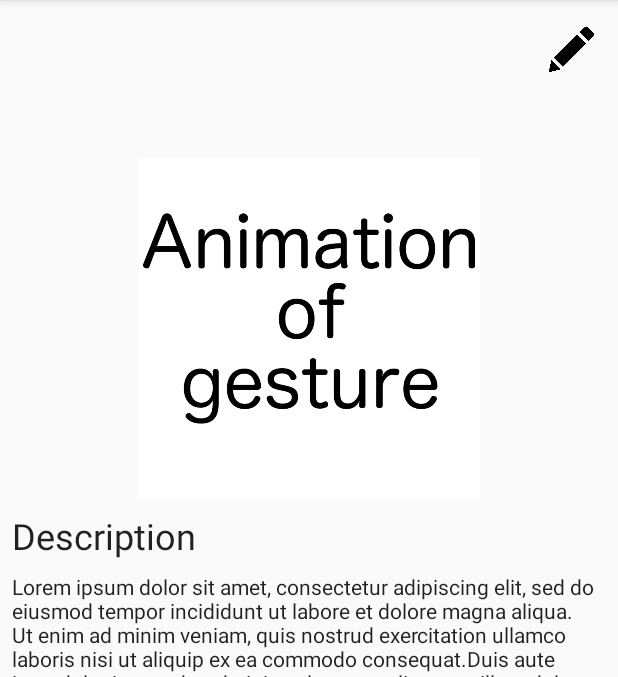
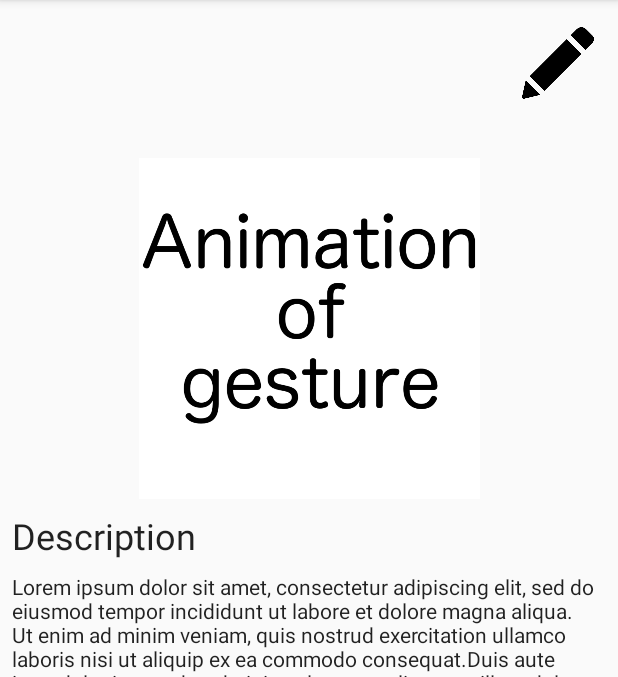
Before and after one commit to jesusjimsa/Geron, an Android app: the GestureDetails screen opened directly, with no data from a screen before it, on a phone screen of 412 x 824 dp, the part 84-761 px from its top. Run offline under Robolectric (Android 15) with nearby library versions, the phone set to English and light mode, and no system bars.

Commit message:
Accessibility fixed

```diff
--- a/Implementation/app/src/main/java/jesusjimsa/geco/CustomList.java
+++ b/Implementation/app/src/main/java/jesusjimsa/geco/CustomList.java
@@ -17,6 +17,7 @@ public class CustomList extends ArrayAdapter {
 	private final Activity context;
 	private final String[] web;
 	private final Integer[] imageId;
+	private static int image_desc_id = 0;
 
 	public CustomList(Activity context, String[] web, Integer[] imageId) {
 		super(context, R.layout.gestures_list_item, web);
@@ -35,6 +36,10 @@ public class CustomList extends ArrayAdapter {
 		txtTitle.setText(web[position]);
 
 		imageView.setImageResource(imageId[position]);
+		imageView.setContentDescription("Gesture image " + String.valueOf(image_desc_id));
+
+		image_desc_id++;
+
 		return rowView;
 	}
 }
--- a/Implementation/app/src/main/java/jesusjimsa/geco/ImageAdapter.java
+++ b/Implementation/app/src/main/java/jesusjimsa/geco/ImageAdapter.java
@@ -10,6 +10,7 @@ import java.util.Arrays;
 
 public class ImageAdapter extends BaseAdapter {
 	private Context mContext;
+	private static int image_desc_id = 0;
 
 	/*
 	* The array of Integers has to be declared with at least one element,
@@ -80,6 +81,9 @@ public class ImageAdapter extends BaseAdapter {
 			imageView.setLayoutParams(new ViewGroup.LayoutParams(300, 300));
 			imageView.setScaleType(ImageView.ScaleType.CENTER_CROP);
 			imageView.setPadding(8, 8, 8, 8);
+			imageView.setContentDescription("Device icon " + String.valueOf(image_desc_id));
+
+			image_desc_id++;
 		}
 		else {
 			imageView = (ImageView) convertView;
--- a/Implementation/app/src/main/res/layout/activity_gesture_details.xml
+++ b/Implementation/app/src/main/res/layout/activity_gesture_details.xml
@@ -36,6 +36,7 @@
 		android:layout_marginEnd="8dp"
 		android:layout_marginStart="8dp"
 		android:layout_marginTop="8dp"
+		android:contentDescription="@string/alt_gesture_animation"
 		app:layout_constraintEnd_toEndOf="parent"
 		app:layout_constraintHorizontal_bias="0.0"
 		app:layout_constraintStart_toStartOf="parent"
@@ -70,10 +71,11 @@
 
 	<ImageView
 		android:id="@+id/edit_button"
-		android:layout_width="30dp"
-		android:layout_height="30dp"
+		android:layout_width="48dp"
+		android:layout_height="48dp"
 		android:layout_marginEnd="16dp"
 		android:layout_marginTop="18dp"
+		android:contentDescription="@string/alt_gesture_edit"
 		app:layout_constraintEnd_toEndOf="parent"
 		app:layout_constraintTop_toTopOf="parent"
 		app:srcCompat="@drawable/edit" />
--- a/Implementation/app/src/main/res/layout/activity_main.xml
+++ b/Implementation/app/src/main/res/layout/activity_main.xml
@@ -38,10 +38,11 @@
 
 	<ImageView
 		android:id="@+id/add_button"
-		android:layout_width="45dp"
-		android:layout_height="45dp"
+		android:layout_width="48dp"
+		android:layout_height="48dp"
 		android:layout_marginEnd="16dp"
 		android:layout_marginTop="18dp"
+		android:contentDescription="@string/alt_add_device"
 		app:layout_constraintEnd_toEndOf="parent"
 		app:layout_constraintTop_toTopOf="parent"
 		app:srcCompat="@drawable/add" />
--- a/Implementation/app/src/main/res/layout/activity_main_simulation.xml
+++ b/Implementation/app/src/main/res/layout/activity_main_simulation.xml
@@ -38,10 +38,11 @@
 
 	<ImageView
 		android:id="@+id/add_button"
-		android:layout_width="45dp"
-		android:layout_height="45dp"
+		android:layout_width="48dp"
+		android:layout_height="48dp"
 		android:layout_marginEnd="16dp"
 		android:layout_marginTop="18dp"
+		android:contentDescription="@string/alt_add_device"
 		app:layout_constraintEnd_toEndOf="parent"
 		app:layout_constraintTop_toTopOf="parent"
 		app:srcCompat="@drawable/add" />
--- a/Implementation/app/src/main/res/values/strings.xml
+++ b/Implementation/app/src/main/res/values/strings.xml
@@ -11,4 +11,7 @@
 
 	<string name="alt_add_device">Add device</string>
 	<string name="alt_gesture_img">Gesture image</string>
+	<string name="alt_gesture_edit">Edit gesture</string>
+	<string name="alt_gesture_animation">Gesture animation</string>
+	<string name="alt_device_icon">Device icon</string>
 </resources>
```
